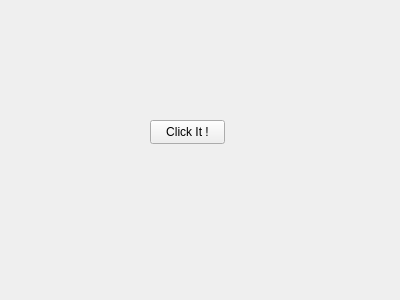
NyuB/rebase-edit-qt, file panel.ui: the form before one commit.
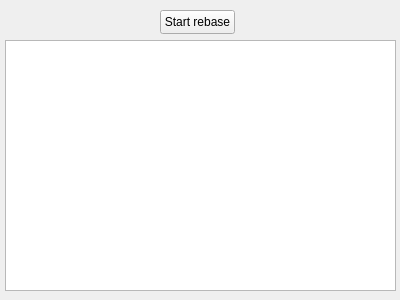
The form after the commit.

Commit message: Display rebase content and write it back at exit

What changed in the file:
```diff
--- a/panel.ui
+++ b/panel.ui
@@ -16,14 +16,24 @@
   <widget class="QPushButton" name="pushButton">
    <property name="geometry">
     <rect>
-     <x>150</x>
-     <y>120</y>
+     <x>160</x>
+     <y>10</y>
      <width>75</width>
      <height>24</height>
     </rect>
    </property>
    <property name="text">
-    <string>Click It !</string>
+    <string>Start rebase</string>
+   </property>
+  </widget>
+  <widget class="QListWidget" name="todoList">
+   <property name="geometry">
+    <rect>
+     <x>5</x>
+     <y>40</y>
+     <width>391</width>
+     <height>251</height>
+    </rect>
    </property>
   </widget>
  </widget>
```
The commit also changes 9 other files.
